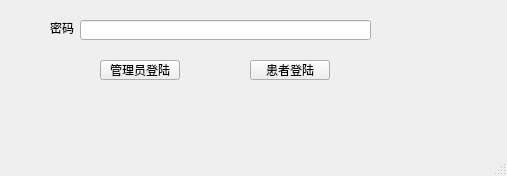
This is LoginWindow.ui in QZero233/QTHospitalManager as Qt 5 draws it before an edit. The edited form follows.
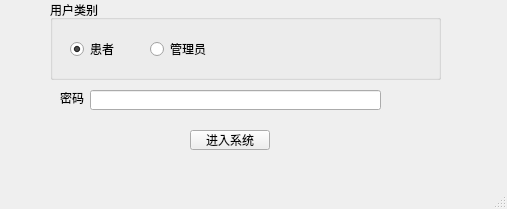
This is the edited form.

The edit to the form file:
```diff
--- a/LoginWindow.ui
+++ b/LoginWindow.ui
@@ -7,7 +7,7 @@
     <x>0</x>
     <y>0</y>
     <width>507</width>
-    <height>176</height>
+    <height>209</height>
    </rect>
   </property>
   <property name="windowTitle">
@@ -17,8 +17,8 @@
    <widget class="QLabel" name="label">
     <property name="geometry">
      <rect>
-      <x>50</x>
-      <y>20</y>
+      <x>60</x>
+      <y>90</y>
       <width>31</width>
       <height>16</height>
      </rect>
@@ -30,8 +30,8 @@
    <widget class="QLineEdit" name="lineEdit_pwd">
     <property name="geometry">
      <rect>
-      <x>80</x>
-      <y>20</y>
+      <x>90</x>
+      <y>90</y>
       <width>291</width>
       <height>20</height>
      </rect>
@@ -40,28 +40,57 @@
    <widget class="QPushButton" name="pushButton">
     <property name="geometry">
      <rect>
-      <x>100</x>
-      <y>60</y>
+      <x>190</x>
+      <y>130</y>
       <width>80</width>
       <height>20</height>
      </rect>
     </property>
     <property name="text">
-     <string>管理员登陆</string>
+     <string>进入系统</string>
     </property>
    </widget>
-   <widget class="QPushButton" name="pushButton_2">
+   <widget class="QGroupBox" name="groupBox">
     <property name="geometry">
      <rect>
-      <x>250</x>
-      <y>60</y>
-      <width>80</width>
-      <height>20</height>
+      <x>50</x>
+      <y>0</y>
+      <width>391</width>
+      <height>80</height>
      </rect>
     </property>
-    <property name="text">
-     <string>患者登陆</string>
+    <property name="title">
+     <string>用户类别</string>
     </property>
+    <widget class="QRadioButton" name="radioButton_patient">
+     <property name="geometry">
+      <rect>
+       <x>20</x>
+       <y>40</y>
+       <width>51</width>
+       <height>18</height>
+      </rect>
+     </property>
+     <property name="text">
+      <string>患者</string>
+     </property>
+     <property name="checked">
+      <bool>true</bool>
+     </property>
+    </widget>
+    <widget class="QRadioButton" name="radioButton_admin">
+     <property name="geometry">
+      <rect>
+       <x>100</x>
+       <y>40</y>
+       <width>71</width>
+       <height>18</height>
+      </rect>
+     </property>
+     <property name="text">
+      <string>管理员</string>
+     </property>
+    </widget>
    </widget>
   </widget>
   <widget class="QMenuBar" name="menubar">
```
